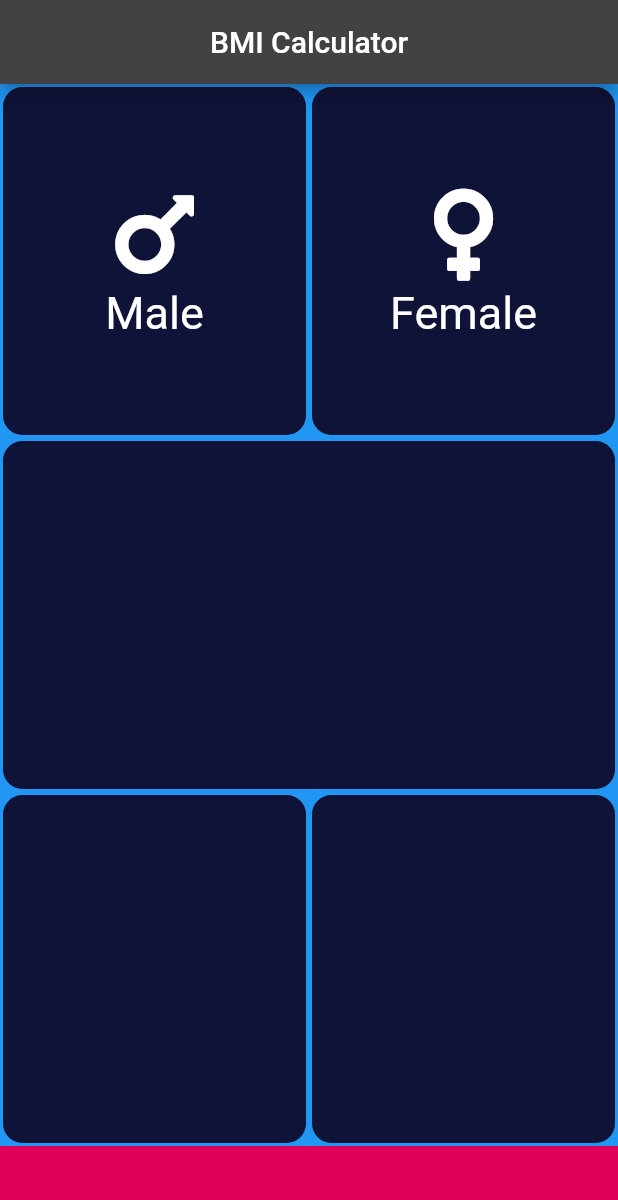
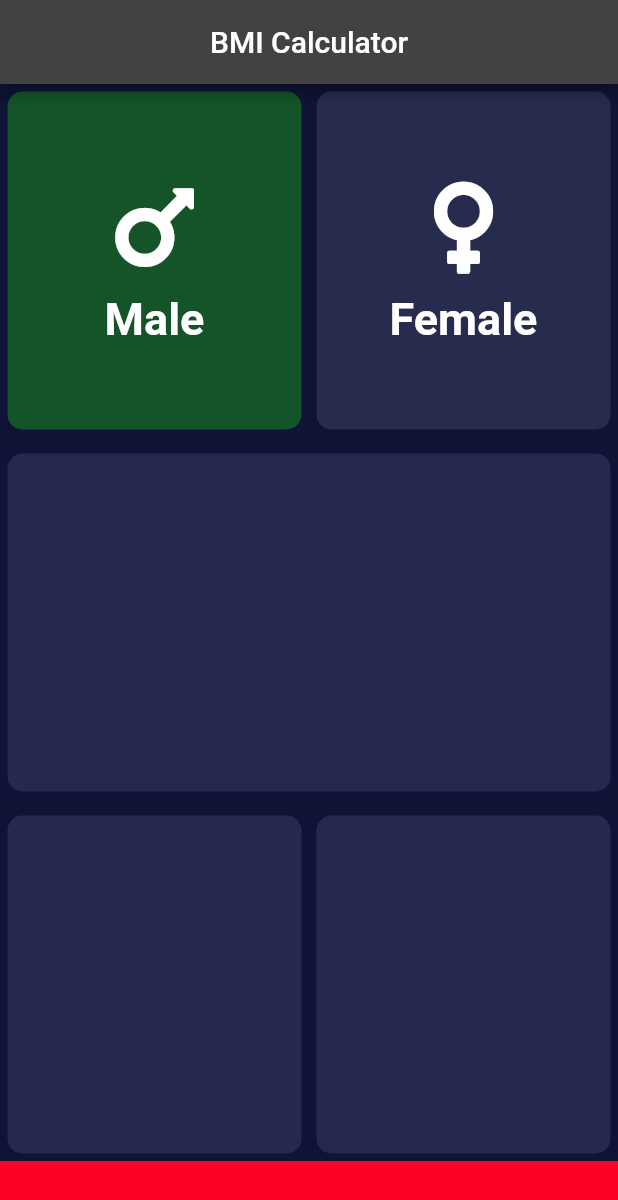
Before and after one commit to NewtonGain/bmi_calculator, a Flutter app: the screen it shows after launch, after a tap on "Male", on a phone screen of 412 x 824 dp. Shown: the top 1200 px of the screen. Run offline on Flutter 3.47's test engine with Material 2 defaults, Android fonts, the phone set to English and light mode, and no system bars; our stand-ins replace font_awesome_flutter.

Commit message:
color change with click

```diff
--- a/lib/container.dart
+++ /dev/null
@@ -1,72 +0,0 @@
-import 'package:bmi_calculator/icon_text.dart';
-import 'package:bmi_calculator/reuseable.dart';
-import 'package:flutter/material.dart';
-import 'package:font_awesome_flutter/font_awesome_flutter.dart';
-
-
-class InputPage extends StatefulWidget {
-  final activeCardColor= Color(0xFF0F1337);
-  final inActiveColor= Color(0xFF0F1937);
-
-  @override
-  _InputPageState createState() => _InputPageState();
-}
-
-class _InputPageState extends State<InputPage> {
-  @override
-  Widget build(BuildContext context) {
-    return Scaffold(
-      appBar: AppBar(title: Text('BMI Calculator'),
-      centerTitle: true,
-      ),
-      body: Column(
-       children: [
-         Expanded(child:
-         Row(
-
-           children: [
-             Expanded(child: GestureDetector(onTap: (){},
-               child: Reuseable(color:Color(0xFF0F1337), iconContent:
-                 IconText(FontAwesomeIcons.mars, "Male"),
-                        ),
-             ),),
-             Expanded(child: Reuseable(color:Color(0xFF0F1337), iconContent:
-               IconText(FontAwesomeIcons.venus, "Female"),
-           ),),
-
-           ],
-
-         ),
-
-         ),
-          Expanded(child:
-         Row(
-           children: [
-             Expanded(child: Reuseable(color:Color(0xFF0F1337), iconContent: null, ),),
-           ],
-         ),
-         ),
-          Expanded(child:
-         Row(
-           children: [
-             Expanded(child: Reuseable(color:Color(0xFF0F1337), iconContent: null, ),),
-             Expanded(child: Reuseable(color:Color(0xFF0F1337), iconContent: null, ),),
-
-           ],
-
-         ),
-
-         ),
-
-        Container(
-          color: Color(0xFFDE005A),
-          height: 60,
-          width: double.infinity
-        )
-       ],
-
-
-      ),
-    );
-  }
-}
--- a/lib/icon_text.dart
+++ /dev/null
@@ -1,18 +0,0 @@
-import 'package:flutter/material.dart';
-
-class IconText extends StatelessWidget {
-  final String label;
-  final IconData icon;
-  IconText(this.icon, this.label);
-  @override
-  Widget build(BuildContext context) {
-
-    return Column(
-      mainAxisAlignment: MainAxisAlignment.center,
-      children: [
-        Icon(icon, size: 70,),
-       Text('$label',style: TextStyle(fontSize: 30),),
-      ],
-    );
-  }
-}
--- /dev/null
+++ b/lib/input_page.dart
@@ -0,0 +1,124 @@
+import 'package:bmi_calculator/reuseable.dart';
+import 'package:flutter/material.dart';
+import 'package:font_awesome_flutter/font_awesome_flutter.dart';
+
+class MainPage extends StatefulWidget {
+  @override
+  State<MainPage> createState() => _MainPageState();
+}
+
+class _MainPageState extends State<MainPage> {
+  var activeCardColor = Color(0xFF155328);
+  var inActiveCardColor = Color(0xFF272B4E);
+
+  var maleCardColor = Color(0xFF272B4E);
+
+  var femaleCardColor = Color(0xFF272B4E);
+
+  void updateColor(int gender) {
+    if (gender == 1) {
+      if (maleCardColor == inActiveCardColor) {
+        maleCardColor = activeCardColor;
+        femaleCardColor = inActiveCardColor;
+      } else if (maleCardColor == activeCardColor) {
+        maleCardColor = inActiveCardColor;
+      }
+    }
+  }
+
+  void updateColor2(int gender) {
+    if (gender == 2) {
+      if (femaleCardColor == inActiveCardColor) {
+        femaleCardColor = activeCardColor;
+        maleCardColor = inActiveCardColor;
+      } else if (femaleCardColor == activeCardColor)
+        femaleCardColor = inActiveCardColor;
+    }
+  }
+
+  @override
+  Widget build(BuildContext context) {
+    return MaterialApp(
+      theme: ThemeData.dark().copyWith(
+          primaryColor: Color(0xFF04040C),
+          scaffoldBackgroundColor: Color(0xFF0F1335)),
+      home: Scaffold(
+        appBar: AppBar(
+          centerTitle: true,
+          title: Text("BMI Calculator"),
+        ),
+        body: Column(
+          children: [
+            Expanded(
+              child: Row(
+                children: [
+                  Expanded(
+                    child: GestureDetector(
+                      onTap: () {
+                        setState(() {
+                          updateColor(1);
+                        });
+                      },
+                      child: container(
+                        colors: maleCardColor,
+                        iconContent: Iconcontents(
+                            icon: FontAwesomeIcons.mars, label: 'Male'),
+                      ),
+                    ),
+                  ),
+                  Expanded(
+                      child: GestureDetector(
+                    onTap: () {
+                      setState(() {
+                        updateColor2(2);
+                      });
+                    },
+                    child: container(
+                      colors: femaleCardColor,
+                      iconContent: Iconcontents(
+                          icon: FontAwesomeIcons.venus, label: 'Female'),
+                    ),
+                  ))
+                ],
+              ),
+            ),
+            SizedBox(
+              height: 6,
+            ),
+            Expanded(
+              child: Row(
+                children: [
+                  Expanded(
+                    child: container(
+                      colors: Color(0xFF26294D),
+                    ),
+                  ),
+                ],
+              ),
+            ),
+            SizedBox(
+              height: 6,
+            ),
+            Expanded(
+              child: Row(
+                children: [
+                  Expanded(
+                    child: container(
+                      colors: Color(0xFF26294D),
+                    ),
+                  ),
+                  Expanded(child: container(colors: Color(0xFF26294D)))
+                ],
+              ),
+            ),
+            Container(
+              width: double.infinity,
+              height: 50,
+              color: Color(0xFFFD0225),
+            )
+          ],
+        ),
+      ),
+    );
+  }
+}
--- a/lib/main.dart
+++ b/lib/main.dart
@@ -1,18 +1,19 @@
-import 'package:bmi_calculator/container.dart';
+import 'package:bmi_calculator/input_page.dart';
 import 'package:flutter/material.dart';
 
-void main()=>runApp(BMI());
+void main() => runApp(BMI());
+
 class BMI extends StatelessWidget {
-  const BMI({ Key? key }) : super(key: key);
+  const BMI({Key? key}) : super(key: key);
 
   @override
   Widget build(BuildContext context) {
     return MaterialApp(
-     theme: ThemeData.dark().copyWith(
-       primaryColor: Color(0xFF0F1337),scaffoldBackgroundColor: Colors.blue,
-     ),
-
-      home: InputPage(),
+      theme: ThemeData.dark().copyWith(
+        primaryColor: Color(0xFF0F1337),
+        scaffoldBackgroundColor: Colors.blue,
+      ),
+      home: MainPage(),
     );
   }
 }
--- a/lib/reuseable.dart
+++ b/lib/reuseable.dart
@@ -1,21 +1,48 @@
 import 'package:flutter/material.dart';
 
-class Reuseable extends StatelessWidget {
-  Reuseable({required this.color,required this.iconContent, });
-  final Color color;
-  final Widget ? iconContent;
+class Iconcontents extends StatelessWidget {
+  final IconData icon;
+  final String label;
 
+  Iconcontents({required this.icon, required this.label});
+
+  @override
+  Widget build(BuildContext context) {
+    return Column(
+      mainAxisAlignment: MainAxisAlignment.center,
+      children: [
+        Icon(
+          icon,
+          size: 70,
+        ),
+        SizedBox(
+          height: 8,
+        ),
+        Text(
+          '$label',
+          style: TextStyle(
+              fontSize: 30,
+              fontWeight: FontWeight.bold,
+              color: Color(0xFFFFFFFF)),
+        )
+      ],
+    );
+  }
+}
+
+class container extends StatelessWidget {
+  final Color colors;
+
+  final Widget? iconContent;
+  container({required this.colors, this.iconContent});
 
   @override
   Widget build(BuildContext context) {
     return Container(
+      margin: EdgeInsets.all(5),
+      decoration:
+          BoxDecoration(borderRadius: BorderRadius.circular(10), color: colors),
       child: iconContent,
-        margin: EdgeInsets.all(2.0),
-        decoration: BoxDecoration(
-    color: Color(0xFF0F1337),
-
-    borderRadius: BorderRadius.circular(13)
-        ),
-      );
+    );
   }
 }
```
Also changed, not shown: pubspec.lock.
